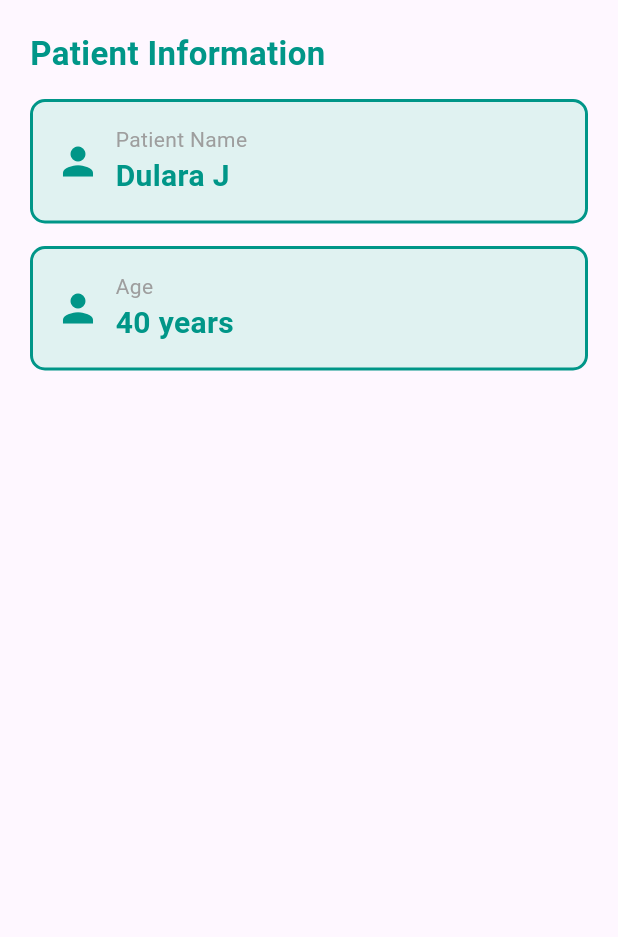
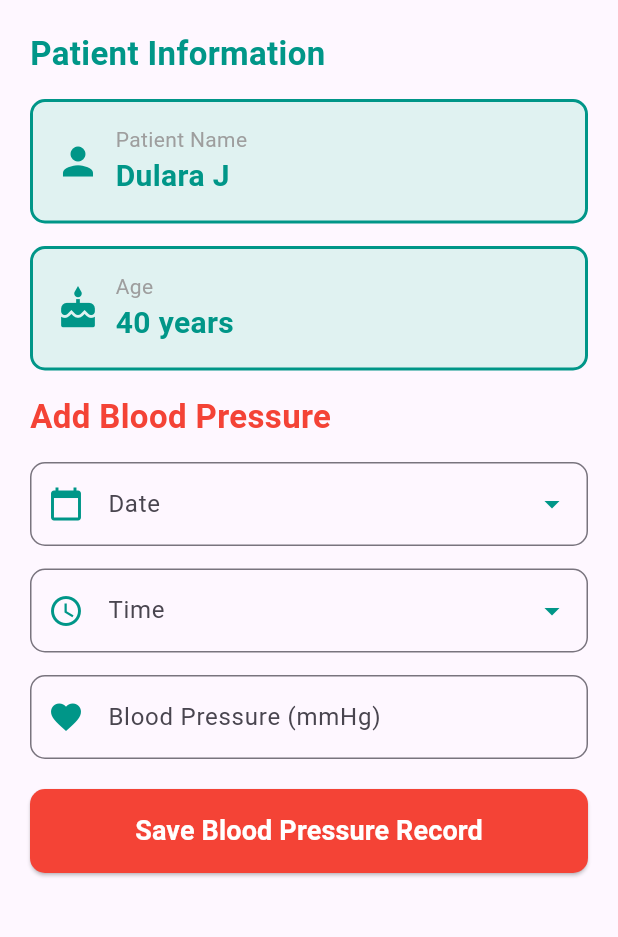
Before and after one commit to DularaJ/VitaTrack, a Flutter app: the screen it shows after launch, on a phone screen of 412 x 824 dp, the part 84-1021 px from its top. Run offline on Flutter 3.47's test engine with Material 3 defaults, Android fonts, the phone set to English and light mode, and no system bars.

Commit message:
Adds blood pressure input section to main page
Introduces UI components for adding blood pressure records,
including date, time, and measurement fields, as well as a save
button. Enhances health tracking functionality and user engagement
by enabling manual entry of blood pressure data.

```diff
--- a/lib/main.dart
+++ b/lib/main.dart
@@ -99,7 +99,7 @@ class _MainPagetState extends State<MainPage> {
               ),
               child: Row(
                 children: [
-                  Icon(Icons.person, color: Colors.teal,size: 30,),
+                  Icon(Icons.cake, color: Colors.teal,size: 30,),
                   SizedBox(width: 10,),
                   Column(
                     crossAxisAlignment: CrossAxisAlignment.start,
@@ -125,6 +125,98 @@ class _MainPagetState extends State<MainPage> {
               ),
             ),
             SizedBox(height: 15,),
+
+            //Add Blood Pressure Section
+            Text(
+              'Add Blood Pressure',
+              style: TextStyle(
+                fontSize: 22,
+                fontWeight: FontWeight.bold,
+                color: Colors.red,
+              ),
+            ),
+            SizedBox(height: 15,),
+
+            //select Date
+            TextField(
+              controller: null,
+              decoration: InputDecoration(
+                labelText: 'Date',
+                hintText: '29/01/2026',
+                prefixIcon: Icon(Icons.calendar_today, color: Colors.teal,),
+                suffixIcon: Icon(Icons.arrow_drop_down, color: Colors.teal,),
+                border: OutlineInputBorder(
+                  borderRadius: BorderRadius.circular(10),
+                  borderSide: BorderSide(color: Colors.teal, width: 2),
+                ),
+              ),
+              keyboardType: TextInputType.number,
+            ),
+            SizedBox(height: 15,),
+
+            //select time
+            TextField(
+              controller: null,
+              decoration: InputDecoration(
+                labelText: 'Time',
+                hintText: '10.30 AM',
+                prefixIcon: Icon(Icons.access_time,color: Colors.teal,),
+                suffixIcon: Icon(Icons.arrow_drop_down, color: Colors.teal,),
+                border: OutlineInputBorder(
+                  borderRadius: BorderRadius.circular(10),
+                ),
+                focusedBorder: OutlineInputBorder(
+                  borderRadius: BorderRadius.circular(10),
+                  borderSide: BorderSide(color:Colors.teal, width: 2),
+                ),
+              ),
+            ),
+            SizedBox(height: 15,),
+
+            //insert Blood Pressure
+            TextField(
+              controller: null,
+              keyboardType: TextInputType.number,
+              decoration: InputDecoration(
+                labelText: 'Blood Pressure (mmHg)',
+                hintText: 'e.g: 120/80',
+                prefixIcon: Icon(Icons.favorite, color: Colors.teal,),
+                border: OutlineInputBorder(
+                  borderRadius: BorderRadius.circular(10),
+                ),
+                focusedBorder: OutlineInputBorder(
+                  borderRadius: BorderRadius.circular(20),
+                  borderSide: BorderSide(color: Colors.teal, width: 2),
+                )
+              ),
+            ),
+            SizedBox(height: 20,),
+
+            //Save Blood Pressure
+            Container(
+              width: double.infinity,
+              child: ElevatedButton(
+                onPressed: (){
+
+                },
+                style: ElevatedButton.styleFrom(
+                  backgroundColor: Colors.red,
+                  padding: EdgeInsets.symmetric(vertical: 15),
+                  shape: RoundedRectangleBorder(
+                    borderRadius: BorderRadius.circular(10),
+                  ),
+                ),
+                child: Text(
+                  'Save Blood Pressure Record',
+                  style: TextStyle(
+                    fontSize: 18,
+                    fontWeight: FontWeight.bold,
+                    color: Colors.white,
+                  ),
+                ),
+              ),
+            ),
+            SizedBox(height: 30,),
           ],
         ),
       ),
```
